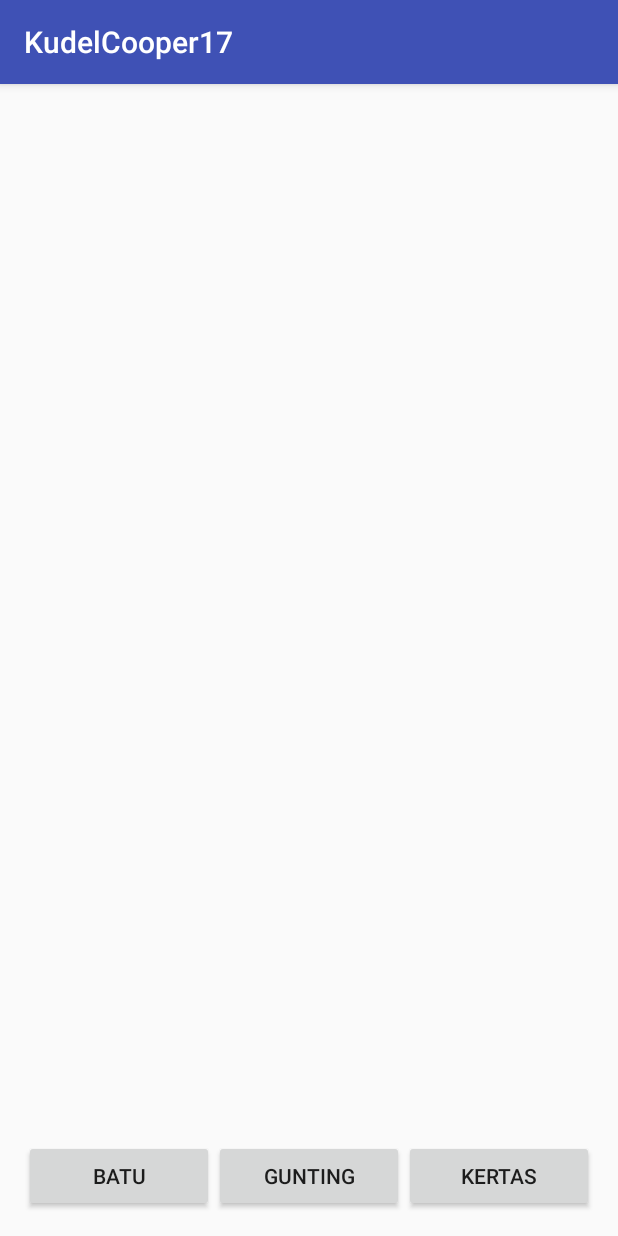
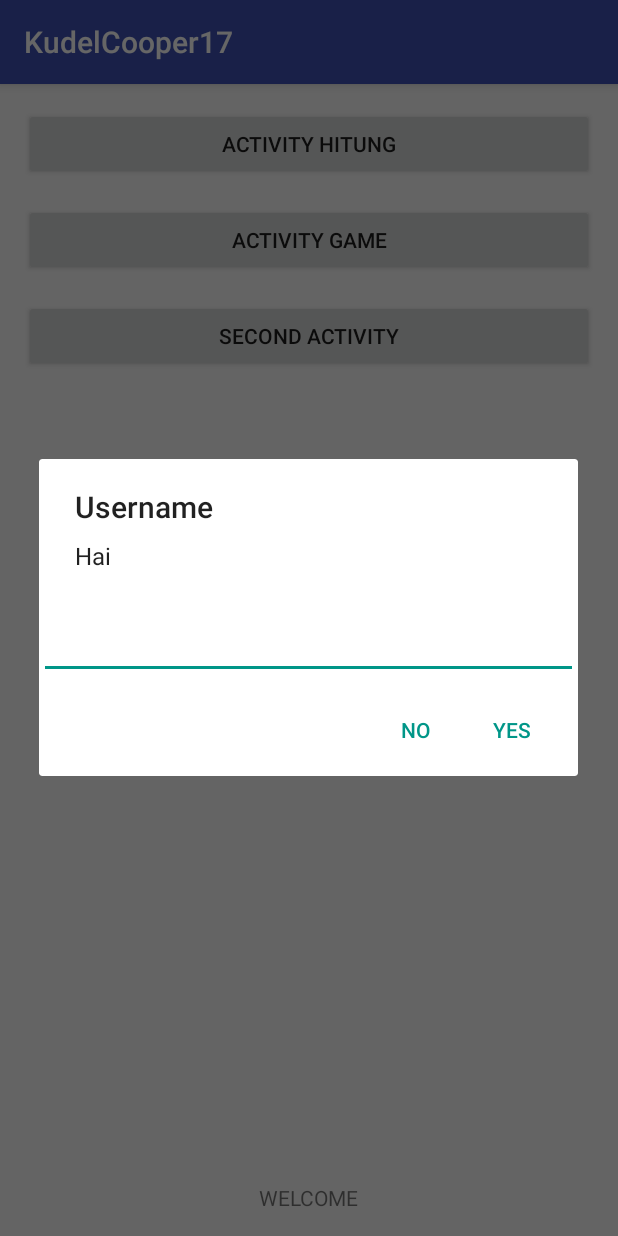
Before and after one commit to ridhodelpierro/KudelCooper172, an Android app: the screen it shows after launch (GameActivity before the commit, MainActivity after it), after a tap on "ACTIVITY GAME", on a phone screen of 412 x 824 dp. Run offline under Robolectric (Android 15) with nearby library versions, the phone set to English and light mode, and no system bars.

Commit message:
Praktikum Intent Extra & AlertDialog dan EditText

```diff
--- a/app/src/main/java/com/example/kudelcooper17/MainActivity.kt
+++ b/app/src/main/java/com/example/kudelcooper17/MainActivity.kt
@@ -5,8 +5,10 @@ import androidx.appcompat.app.AppCompatActivity
 import android.os.Bundle
 import android.view.View
 import android.widget.Button
+import android.widget.EditText
 import android.widget.TextView
 import android.widget.Toast
+import androidx.appcompat.app.AlertDialog
 import kotlinx.android.synthetic.main.activity_main.*
 
 class MainActivity : AppCompatActivity() {
@@ -29,13 +31,29 @@ class MainActivity : AppCompatActivity() {
         }
 
         button2.setOnClickListener {
-            val intent = Intent(this@MainActivity,GameActivity::class.java)
-            startActivity(intent)
+            var alert: AlertDialog.Builder = AlertDialog.Builder(this)
+            val editUser = EditText(this)
+            alert.setTitle("Username")
+            alert.setMessage("Hai")
+            alert.setView(editUser)
+
+            alert.setPositiveButton("Yes"){dialog, which ->
+                var username = editUser.text.toString()
+                val intent = Intent(this@MainActivity,GameActivity::class.java)
+                intent.putExtra(GameActivity.EXTRA_USER,username)
+                startActivity(intent)
+            }
+
+            alert.setNegativeButton("No"){dialog, which ->
+
+            }
+
+            alert.show()
         }
         btSecondActivity.setOnClickListener {
             val intent = Intent(this@MainActivity,SecondActivity::class.java)
             intent.putExtra("Nama","R.Del Pierro.N")
-            intent.putExtra("Kelas","NON-Reguler")
+            intent.putExtra("Kelas","FTI 2B NON-Reguler Banjarbaru")
             startActivity(intent)
         }
     }
```
Also changed, not shown: app/src/main/java/com/example/kudelcooper17/GameActivity.kt (+13 -5 lines).
